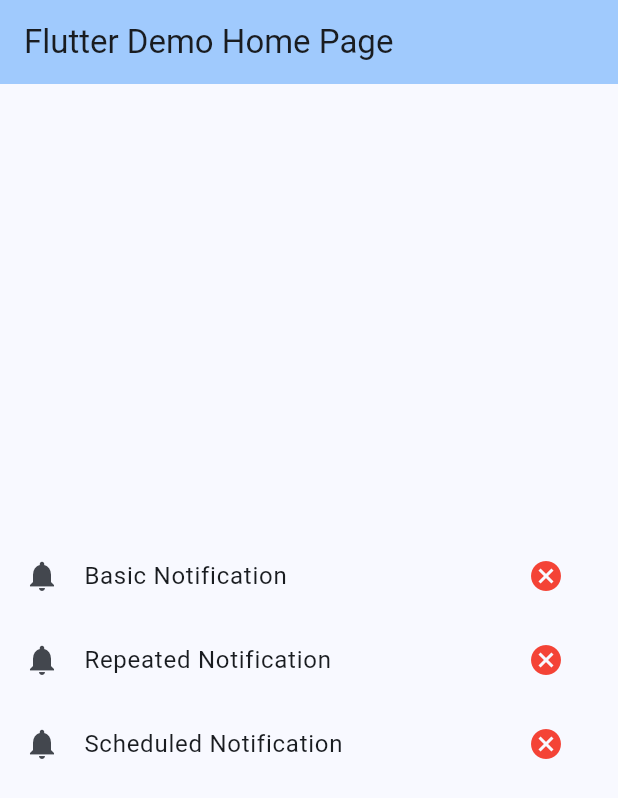
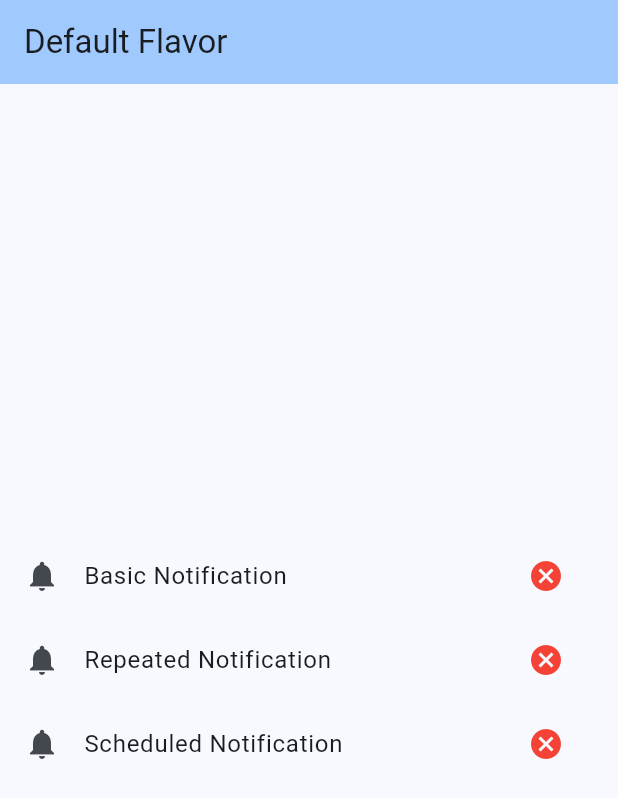
Before and after one commit to feras272/flutter_local_notification, a Flutter app: the screen it shows after launch, on a phone screen of 412 x 824 dp. Shown: the top 798 px of the screen. Run offline on Flutter 3.47's test engine with Material 3 defaults, Android fonts, the phone set to English and light mode, and no system bars; our stand-ins replace flutter_local_notifications, timezone.

Commit message:
- added Development, Staging, and Production flavors for Android. - changed Android app name for each flavor. - added launch.json for flavors config. - added 3 main files for each flavor.

```diff
--- a/lib/main.dart
+++ b/lib/main.dart
@@ -6,21 +6,22 @@
 void main() async {
   WidgetsFlutterBinding.ensureInitialized();
   await LocalNotificationService.init();
-  runApp(const MyApp());
+  runApp(const MyApp(title: "Default Flavor",));
 }
 
 class MyApp extends StatelessWidget {
-  const MyApp({super.key});
+  final String title;
+  const MyApp({super.key, required this.title});
 
   @override
   Widget build(BuildContext context) {
     return MaterialApp(
-      title: 'Flutter Demo',
+      title: title,
       theme: ThemeData(
         colorScheme: ColorScheme.fromSeed(seedColor: Colors.blue),
         useMaterial3: true,
       ),
-      home: const MyHomePage(title: 'Flutter Demo Home Page'),
+      home: MyHomePage(title: title),
     );
   }
 }
--- /dev/null
+++ b/lib/main_development.dart
@@ -0,0 +1,11 @@
+import 'dart:developer';
+
+import 'package:flutter/material.dart';
+import 'package:flutter_local_notification/local_notification_service.dart';
+import 'package:flutter_local_notification/main.dart';
+
+void main() async {
+  WidgetsFlutterBinding.ensureInitialized();
+  await LocalNotificationService.init();
+  runApp(const MyApp(title: "Development Flavor",));
+}
--- /dev/null
+++ b/lib/main_production.dart
@@ -0,0 +1,11 @@
+import 'dart:developer';
+
+import 'package:flutter/material.dart';
+import 'package:flutter_local_notification/local_notification_service.dart';
+import 'package:flutter_local_notification/main.dart';
+
+void main() async {
+  WidgetsFlutterBinding.ensureInitialized();
+  await LocalNotificationService.init();
+  runApp(const MyApp(title: "Production Flavor",));
+}
--- /dev/null
+++ b/lib/main_staging.dart
@@ -0,0 +1,11 @@
+import 'dart:developer';
+
+import 'package:flutter/material.dart';
+import 'package:flutter_local_notification/local_notification_service.dart';
+import 'package:flutter_local_notification/main.dart';
+
+void main() async {
+  WidgetsFlutterBinding.ensureInitialized();
+  await LocalNotificationService.init();
+  runApp(const MyApp(title: "Staging Flavor",));
+}
```
Also changed, not shown: 2 other files.
